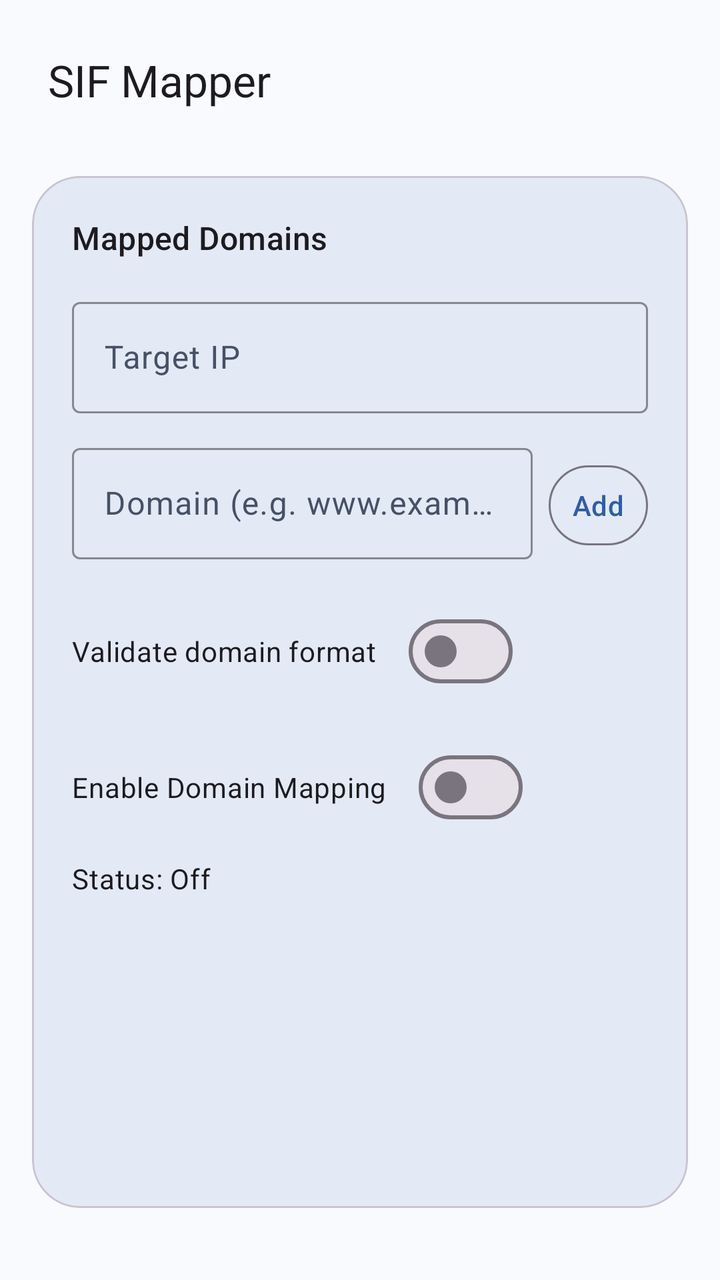
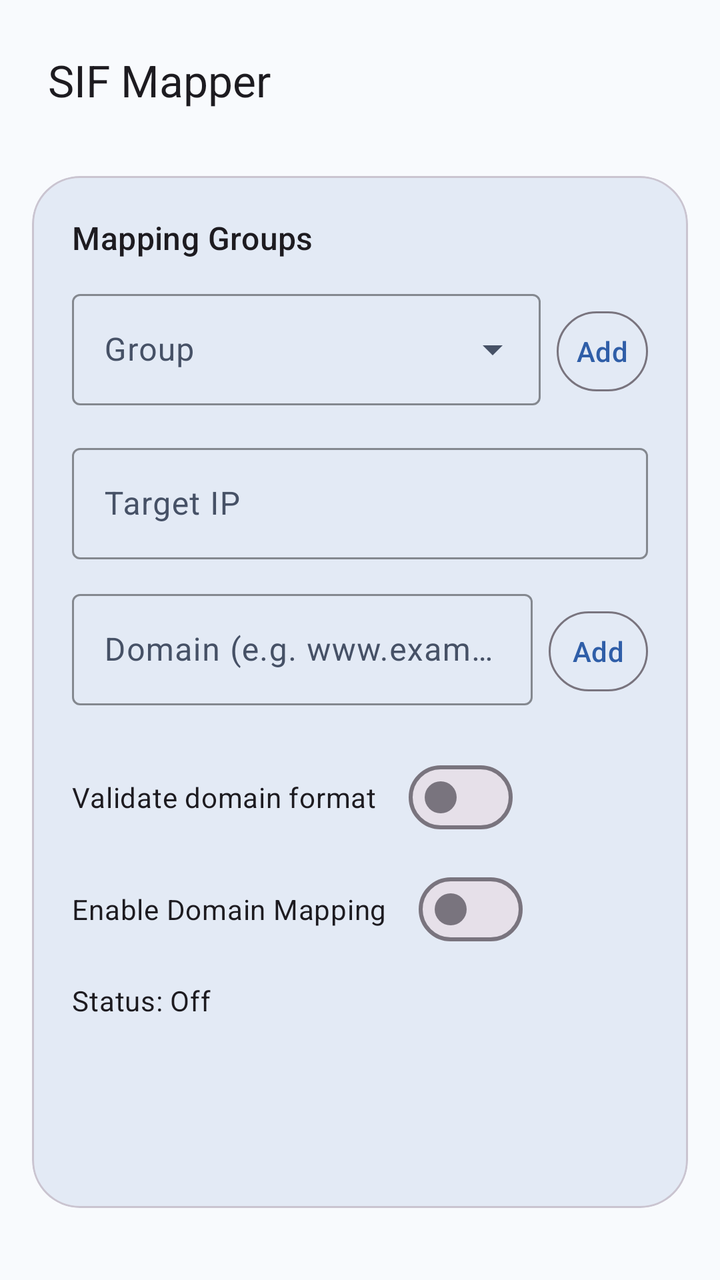

Compare the two renders of this Android layout. The source of the first and the diff that turns it into the second are given below.
<!-- AndroidManifest.xml: application theme Theme.HostVpn -->
<!-- res/layout/activity_main.xml -->
<?xml version="1.0" encoding="utf-8"?>
<androidx.constraintlayout.widget.ConstraintLayout xmlns:android="http://schemas.android.com/apk/res/android"
    xmlns:app="http://schemas.android.com/apk/res-auto"
    android:id="@+id/rootContainer"
    android:layout_width="match_parent"
    android:layout_height="match_parent"
    android:background="?attr/colorSurface"
    android:fitsSystemWindows="true"
    android:paddingBottom="20dp">

    <com.google.android.material.appbar.MaterialToolbar
        android:id="@+id/topBar"
        android:layout_width="0dp"
        android:layout_height="wrap_content"
        android:layout_marginStart="8dp"
        android:layout_marginTop="8dp"
        android:layout_marginEnd="8dp"
        app:title="@string/app_name"
        app:layout_constraintEnd_toEndOf="parent"
        app:layout_constraintStart_toStartOf="parent"
        app:layout_constraintTop_toTopOf="parent" />

    <com.google.android.material.card.MaterialCardView
        android:id="@+id/contentCard"
        android:layout_width="0dp"
        android:layout_height="0dp"
        android:layout_marginStart="16dp"
        android:layout_marginTop="16dp"
        android:layout_marginEnd="16dp"
        android:layout_marginBottom="16dp"
        app:cardCornerRadius="24dp"
        app:cardBackgroundColor="?attr/colorSurfaceVariant"
        app:cardUseCompatPadding="false"
        app:layout_constraintBottom_toBottomOf="parent"
        app:layout_constraintEnd_toEndOf="parent"
        app:layout_constraintStart_toStartOf="parent"
        app:layout_constraintTop_toBottomOf="@id/topBar">

        <androidx.core.widget.NestedScrollView
            android:layout_width="match_parent"
            android:layout_height="match_parent"
            android:fillViewport="true">

            <LinearLayout
                android:layout_width="match_parent"
                android:layout_height="wrap_content"
                android:orientation="vertical"
                android:padding="20dp">

                <TextView
                    android:id="@+id/titleText"
                    android:layout_width="match_parent"
                    android:layout_height="wrap_content"
                    android:text="@string/host_list_title"
                    android:textAppearance="?attr/textAppearanceTitleMedium" />

                <com.google.android.material.textfield.TextInputLayout
                    android:id="@+id/ipInputLayout"
                    style="@style/Widget.Material3.TextInputLayout.OutlinedBox"
                    android:layout_width="match_parent"
                    android:layout_height="wrap_content"
                    android:layout_marginTop="16dp"
                    android:hint="@string/ip_hint"
                    app:boxStrokeColor="?attr/colorPrimary">

                    <com.google.android.material.textfield.TextInputEditText
                        android:id="@+id/ipInput"
                        android:layout_width="match_parent"
                        android:layout_height="wrap_content"
                        android:imeOptions="actionNext"
                        android:inputType="text"
                        android:maxLines="1" />
                </com.google.android.material.textfield.TextInputLayout>

                <LinearLayout
                    android:layout_width="match_parent"
                    android:layout_height="wrap_content"
                    android:layout_marginTop="12dp"
                    android:gravity="bottom"
                    android:orientation="horizontal">

                    <com.google.android.material.textfield.TextInputLayout
                        android:id="@+id/hostInputLayout"
                        style="@style/Widget.Material3.TextInputLayout.OutlinedBox"
                        android:layout_width="0dp"
                        android:layout_height="wrap_content"
                        android:layout_weight="1"
                        android:hint="@string/host_input_hint"
                        app:boxStrokeColor="?attr/colorPrimary">

                        <com.google.android.material.textfield.TextInputEditText
                            android:id="@+id/hostInput"
                            android:layout_width="match_parent"
                            android:layout_height="wrap_content"
                            android:imeOptions="actionDone"
                            android:inputType="textUri"
                            android:maxLines="1" />
                    </com.google.android.material.textfield.TextInputLayout>

                    <com.google.android.material.button.MaterialButton
                        android:id="@+id/addHostButton"
                        style="@style/Widget.Material3.Button.OutlinedButton"
                        android:layout_width="wrap_content"
                        android:layout_height="wrap_content"
                        android:layout_marginStart="8dp"
                        android:minWidth="0dp"
                        android:paddingStart="12dp"
                        android:paddingEnd="12dp"
                        android:text="@string/add_host_button" />
                </LinearLayout>

                <com.google.android.material.chip.ChipGroup
                    android:id="@+id/hostChipGroup"
                    android:layout_width="match_parent"
                    android:layout_height="wrap_content"
                    android:layout_marginTop="12dp"
                    app:chipSpacingHorizontal="8dp"
                    app:chipSpacingVertical="8dp"
                    app:singleLine="false" />

                <com.google.android.material.materialswitch.MaterialSwitch
                    android:id="@+id/validateHostSwitch"
                    android:layout_width="wrap_content"
                    android:layout_height="wrap_content"
                    android:layout_marginTop="10dp"
                    android:text="@string/validate_host_switch_label" />

                <com.google.android.material.materialswitch.MaterialSwitch
                    android:id="@+id/vpnSwitch"
                    android:layout_width="wrap_content"
                    android:layout_height="wrap_content"
                    android:layout_marginTop="20dp"
                    android:text="@string/host_switch_label" />

                <TextView
                    android:id="@+id/statusText"
                    android:layout_width="match_parent"
                    android:layout_height="wrap_content"
                    android:layout_marginTop="12dp"
                    android:text="@string/status_off"
                    android:textAppearance="?attr/textAppearanceBodyMedium" />
            </LinearLayout>
        </androidx.core.widget.NestedScrollView>
    </com.google.android.material.card.MaterialCardView>

</androidx.constraintlayout.widget.ConstraintLayout>
<!-- resources referenced by this layout -->
<resources>
  <string name="add_host_button">Add</string>
  <string name="app_name">SIF Mapper</string>
  <string name="host_input_hint">Domain (e.g. www.example.com)</string>
  <string name="host_list_title">Mapped Domains</string>
  <string name="host_switch_label">Enable Domain Mapping</string>
  <string name="ip_hint">Target IP</string>
  <string name="status_off">Status: Off</string>
  <string name="validate_host_switch_label">Validate domain format</string>
  <style name="Theme.HostVpn" parent="Theme.Material3.DayNight.NoActionBar">
          <item name="colorPrimary">#2F5EA8</item>
          <item name="colorOnPrimary">#FFFFFF</item>
          <item name="colorSecondary">#4A6FA9</item>
          <item name="colorOnSecondary">#FFFFFF</item>
          <item name="colorSurface">#F8FAFD</item>
          <item name="colorSurfaceVariant">#E3EAF5</item>
          <item name="colorOnSurface">#161C26</item>
          <item name="colorOnSurfaceVariant">#465166</item>
          <item name="android:statusBarColor">?attr/colorSurface</item>
          <item name="android:windowLightStatusBar">true</item>
          <item name="android:windowFullscreen">false</item>
          <item name="android:windowDrawsSystemBarBackgrounds">true</item>
      </style>
</resources>

<!-- the commit's change to res/layout/activity_main.xml (unified diff, before → after) -->
@@ -53,6 +53,42 @@
                     android:layout_height="wrap_content"
                     android:text="@string/host_list_title"
                     android:textAppearance="?attr/textAppearanceTitleMedium" />
+
+                <LinearLayout
+                    android:layout_width="match_parent"
+                    android:layout_height="wrap_content"
+                    android:layout_marginTop="12dp"
+                    android:gravity="bottom"
+                    android:orientation="horizontal">
+
+                    <com.google.android.material.textfield.TextInputLayout
+                        style="@style/Widget.Material3.TextInputLayout.OutlinedBox.ExposedDropdownMenu"
+                        android:layout_width="0dp"
+                        android:layout_height="wrap_content"
+                        android:layout_weight="1"
+                        android:hint="@string/group_selector_hint"
+                        app:boxStrokeColor="?attr/colorPrimary"
+                        app:endIconMode="dropdown_menu">
+
+                        <com.google.android.material.textfield.MaterialAutoCompleteTextView
+                            android:id="@+id/groupSelectInput"
+                            android:layout_width="match_parent"
+                            android:layout_height="wrap_content"
+                            android:focusable="false"
+                            android:inputType="none" />
+                    </com.google.android.material.textfield.TextInputLayout>
+
+                    <com.google.android.material.button.MaterialButton
+                        android:id="@+id/addGroupButton"
+                        style="@style/Widget.Material3.Button.OutlinedButton"
+                        android:layout_width="wrap_content"
+                        android:layout_height="wrap_content"
+                        android:layout_marginStart="8dp"
+                        android:minWidth="0dp"
+                        android:paddingStart="10dp"
+                        android:paddingEnd="10dp"
+                        android:text="@string/add_group_button" />
+                </LinearLayout>
 
                 <com.google.android.material.textfield.TextInputLayout
                     android:id="@+id/ipInputLayout"
@@ -129,7 +165,7 @@
                     android:id="@+id/vpnSwitch"
                     android:layout_width="wrap_content"
                     android:layout_height="wrap_content"
-                    android:layout_marginTop="20dp"
+                    android:layout_marginTop="8dp"
                     android:text="@string/host_switch_label" />
 
                 <TextView
<!-- resource entries referenced after the edit -->
@@ -1,9 +1,11 @@
 <!-- resources referenced by this layout -->
 <resources>
+  <string name="add_group_button">Add</string>
   <string name="add_host_button">Add</string>
   <string name="app_name">SIF Mapper</string>
+  <string name="group_selector_hint">Group</string>
   <string name="host_input_hint">Domain (e.g. www.example.com)</string>
-  <string name="host_list_title">Mapped Domains</string>
+  <string name="host_list_title">Mapping Groups</string>
   <string name="host_switch_label">Enable Domain Mapping</string>
   <string name="ip_hint">Target IP</string>
   <string name="status_off">Status: Off</string>
